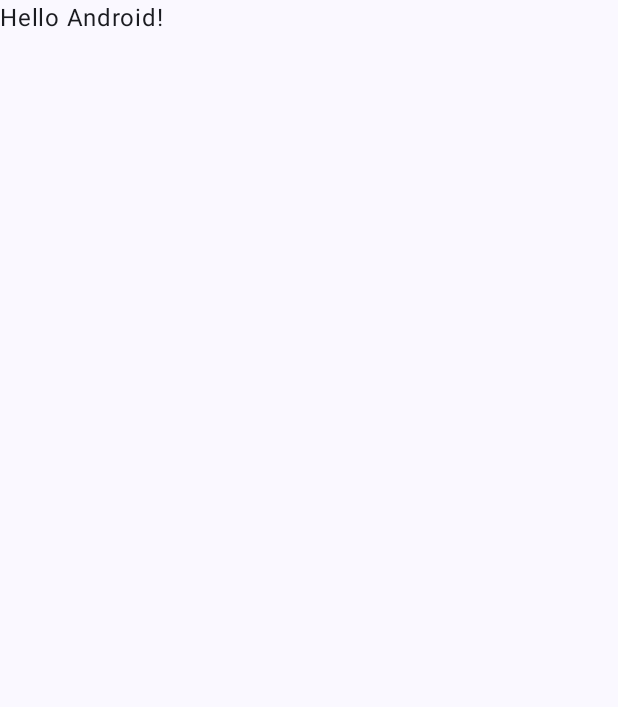
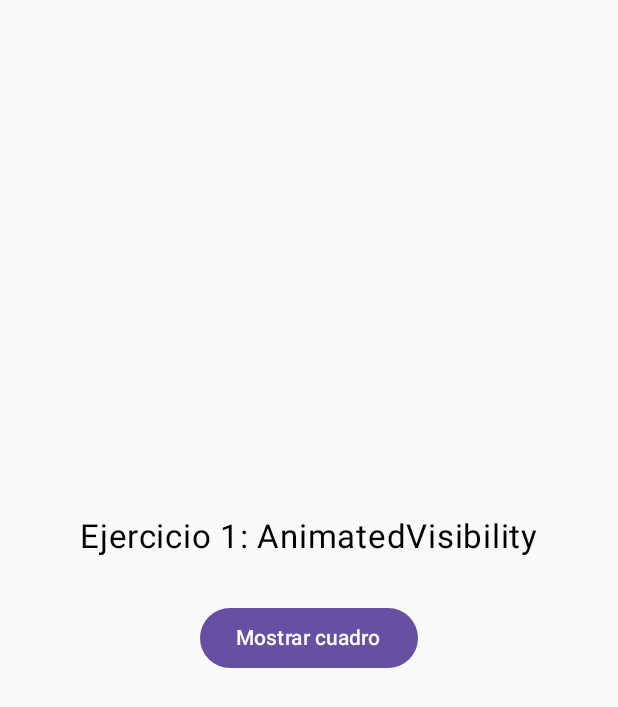
Before and after one commit to alexvilcaq-creator/Lab13Animaciones, an Android app built with Jetpack Compose: the screen it shows after launch (MainActivity), on a phone screen of 412 x 824 dp. Before the commit the part shown is almost empty. Shown: the top 707 px of the screen. Run offline under Robolectric (Android 15) with nearby library versions, the phone set to English and light mode, and no system bars.

Commit message:
Ejercicio 1: Animacion de visibilidad con AnimatedVisibility

```diff
--- a/app/src/main/java/com/tecsup/lab13animaciones/MainActivity.kt
+++ b/app/src/main/java/com/tecsup/lab13animaciones/MainActivity.kt
@@ -3,45 +3,87 @@ package com.tecsup.lab13animaciones
 import android.os.Bundle
 import androidx.activity.ComponentActivity
 import androidx.activity.compose.setContent
-import androidx.activity.enableEdgeToEdge
-import androidx.compose.foundation.layout.fillMaxSize
-import androidx.compose.foundation.layout.padding
-import androidx.compose.material3.Scaffold
+import androidx.compose.animation.AnimatedVisibility
+import androidx.compose.animation.fadeIn
+import androidx.compose.animation.fadeOut
+import androidx.compose.animation.core.tween
+import androidx.compose.foundation.background
+import androidx.compose.foundation.layout.*
+import androidx.compose.foundation.shape.RoundedCornerShape
+import androidx.compose.material3.Button
+import androidx.compose.material3.MaterialTheme
 import androidx.compose.material3.Text
-import androidx.compose.runtime.Composable
+import androidx.compose.runtime.*
+import androidx.compose.ui.Alignment
 import androidx.compose.ui.Modifier
-import androidx.compose.ui.tooling.preview.Preview
-import com.tecsup.lab13animaciones.ui.theme.Lab13AnimacionesTheme
+import androidx.compose.ui.graphics.Color
+import androidx.compose.ui.unit.dp
+import androidx.compose.ui.unit.sp
 
 class MainActivity : ComponentActivity() {
     override fun onCreate(savedInstanceState: Bundle?) {
         super.onCreate(savedInstanceState)
-        enableEdgeToEdge()
+
         setContent {
-            Lab13AnimacionesTheme {
-                Scaffold(modifier = Modifier.fillMaxSize()) { innerPadding ->
-                    Greeting(
-                        name = "Android",
-                        modifier = Modifier.padding(innerPadding)
-                    )
-                }
+            MaterialTheme {
+                Ejercicio1()
             }
         }
     }
 }
 
 @Composable
-fun Greeting(name: String, modifier: Modifier = Modifier) {
-    Text(
-        text = "Hello $name!",
-        modifier = modifier
-    )
-}
+fun Ejercicio1() {
 
-@Preview(showBackground = true)
-@Composable
-fun GreetingPreview() {
-    Lab13AnimacionesTheme {
-        Greeting("Android")
+    var visible by remember {
+        mutableStateOf(false)
+    }
+
+    Column(
+        modifier = Modifier
+            .fillMaxSize()
+            .padding(24.dp),
+        horizontalAlignment = Alignment.CenterHorizontally,
+        verticalArrangement = Arrangement.Center
+    ) {
+
+        Text(
+            text = "Ejercicio 1: AnimatedVisibility",
+            fontSize = 22.sp
+        )
+
+        Spacer(modifier = Modifier.height(30.dp))
+
+        Button(
+            onClick = {
+                visible = !visible
+            }
+        ) {
+            Text(
+                text = if (visible) "Ocultar cuadro"
+                else "Mostrar cuadro"
+            )
+        }
+
+        Spacer(modifier = Modifier.height(30.dp))
+
+        AnimatedVisibility(
+            visible = visible,
+            enter = fadeIn(
+                animationSpec = tween(durationMillis = 700)
+            ),
+            exit = fadeOut(
+                animationSpec = tween(durationMillis = 700)
+            )
+        ) {
+            Box(
+                modifier = Modifier
+                    .size(150.dp)
+                    .background(
+                        Color.Blue,
+                        RoundedCornerShape(12.dp)
+                    )
+            )
+        }
     }
 }
```
